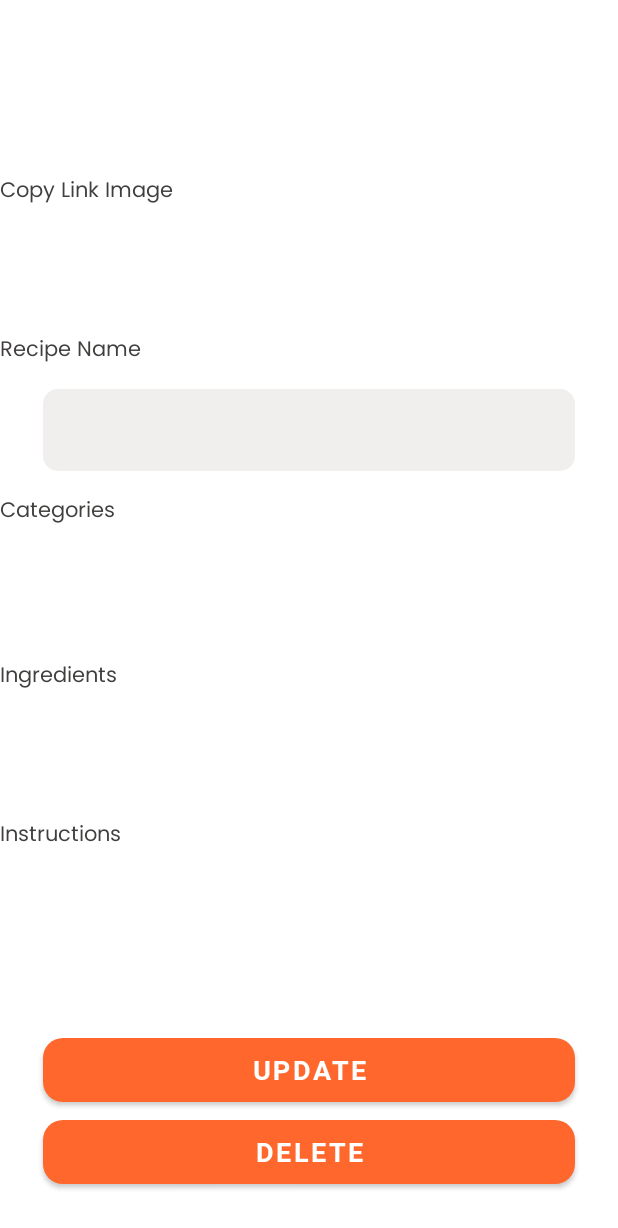
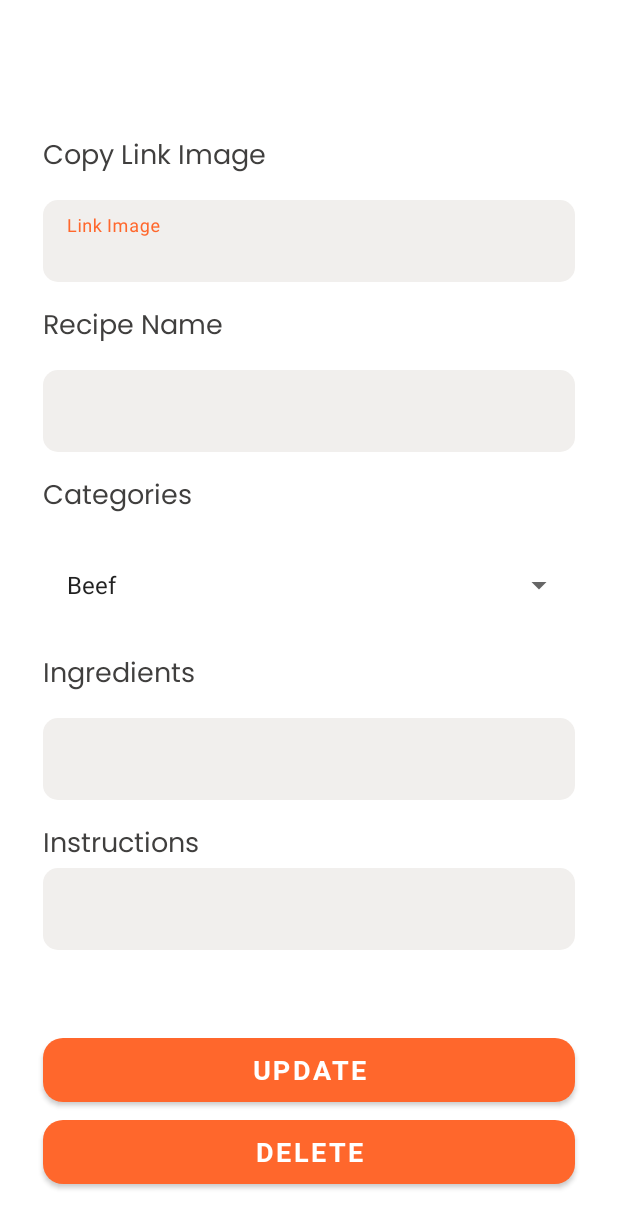
Before and after one commit to hanifalfaqih/food-recipe-app, an Android app: the EditDeleteActivity screen opened directly, with no data from a screen before it, on a phone screen of 412 x 824 dp. Shown: the top 1228 px of the screen. Run offline under Robolectric (Android 15) with nearby library versions, the phone set to English and light mode, and no system bars; our stand-ins replace sdp/ssp sizes; libraries missing offline, so code that uses them is left out: com.aemerse.slider.

Commit message:
[sekar] - merge dari branch hanif

```diff
--- a/app/src/main/java/com/allana/food_recipe_app/ui/update/EditDeleteActivity.kt
+++ b/app/src/main/java/com/allana/food_recipe_app/ui/update/EditDeleteActivity.kt
@@ -3,6 +3,7 @@ package com.allana.food_recipe_app.ui.update
 import android.graphics.Color
 import android.graphics.drawable.ColorDrawable
 import android.os.Bundle
+import android.view.MenuItem
 import androidx.appcompat.app.AppCompatActivity
 import com.aemerse.slider.model.CarouselItem
 import com.allana.food_recipe_app.R
@@ -18,23 +19,13 @@ class EditDeleteActivity : AppCompatActivity() {
         setContentView(binding.root)
 
         initView()
-        initImageViewCarousel()
     }
     private fun initView() {
         supportActionBar?.setDisplayHomeAsUpEnabled(true)
-        supportActionBar?.setBackgroundDrawable(ColorDrawable(Color.TRANSPARENT))
-        supportActionBar?.setHomeAsUpIndicator(R.drawable.ic_back)
     }
 
-    private fun initImageViewCarousel() {
-        val carousel = binding.ivEditDelete
-        carousel.registerLifecycle(lifecycle)
-
-        val list = mutableListOf<CarouselItem>()
-        list.add(CarouselItem(imageDrawable = R.drawable.dummy_iv_edit_delete))
-        list.add(CarouselItem(imageDrawable = R.drawable.dummy_iv_edit_delete))
-        list.add(CarouselItem(imageDrawable = R.drawable.dummy_iv_edit_delete))
-
-        carousel.setData(list)
+    override fun onOptionsItemSelected(item: MenuItem): Boolean {
+        if (item.itemId == android.R.id.home) this.finish()
+        return super.onOptionsItemSelected(item)
     }
 }
--- a/app/src/main/res/layout/activity_edit_delete.xml
+++ b/app/src/main/res/layout/activity_edit_delete.xml
@@ -14,7 +14,10 @@
         <LinearLayout
             android:layout_width="match_parent"
             android:layout_height="wrap_content"
-            android:orientation="vertical">
+            android:orientation="vertical"
+            android:paddingBottom="@dimen/_22sdp"
+            android:layout_marginStart="@dimen/_22sdp"
+            android:layout_marginEnd="@dimen/_22sdp">
 
             <TextView
                 android:id="@+id/tv_recipe_input_link"
@@ -23,31 +26,21 @@
                 android:layout_marginTop="@dimen/_50sdp"
                 android:fontFamily="@font/poppins_regular"
                 android:text="@string/text_copy_link_image"
-                android:textColor="@color/black_font"
-                app:layout_constraintTop_toTopOf="parent"
-                app:layout_constraintStart_toStartOf="@id/til_recipe_input_link" />
+                android:textSize="@dimen/_14ssp"
+                android:textColor="@color/black_font"/>
 
             <com.google.android.material.textfield.TextInputLayout
                 android:id="@+id/til_recipe_input_link"
                 style="@style/TextInputLayoutStyle"
-                android:layout_width="0dp"
-                android:layout_height="wrap_content"
-                android:layout_marginStart="@dimen/_22sdp"
-                android:layout_marginEnd="@dimen/_22sdp"
-                android:layout_marginTop="@dimen/_8sdp"
+                android:layout_marginTop="@dimen/_10sdp"
                 android:hint="@string/text_hint_link_image"
-                app:endIconMode="clear_text"
-                app:layout_constraintEnd_toEndOf="parent"
-                app:layout_constraintStart_toStartOf="parent"
-                app:layout_constraintTop_toBottomOf="@id/tv_recipe_input_link">
-
+                app:endIconMode="clear_text">
                 <com.google.android.material.textfield.TextInputEditText
                     android:id="@+id/et_recipe_input_link"
                     android:layout_width="match_parent"
                     android:layout_height="wrap_content"
                     android:inputType="text"
                     android:maxLines="1" />
-
             </com.google.android.material.textfield.TextInputLayout>
 
             <TextView
@@ -57,16 +50,14 @@
                 android:layout_marginTop="@dimen/_12sdp"
                 android:fontFamily="@font/poppins_regular"
                 android:text="@string/text_hint_recipe_name"
-                android:textColor="@color/black_font"
-                app:layout_constraintTop_toBottomOf="@id/til_recipe_input_link"
-                app:layout_constraintStart_toStartOf="@id/til_recipe_name" />
+                android:textSize="@dimen/_14ssp"
+                android:textColor="@color/black_font" />
 
             <com.google.android.material.textfield.TextInputLayout
                 android:id="@+id/til_recipe_name"
                 style="@style/TextInputLayoutStyle"
                 android:layout_marginTop="@dimen/_10sdp"
                 app:endIconMode="clear_text">
-
                 <com.google.android.material.textfield.TextInputEditText
                     android:id="@+id/et_recipe_name"
                     style="@style/TextEditLayoutStyle"
@@ -81,24 +72,18 @@
                 android:layout_marginTop="@dimen/_12sdp"
                 android:fontFamily="@font/poppins_regular"
                 android:text="@string/text_recipe_categories"
-                android:textColor="@color/black_font"
-                app:layout_constraintTop_toBottomOf="@id/til_recipe_name"
-                app:layout_constraintStart_toStartOf="@id/spinner_categories" />
+                android:textSize="@dimen/_14ssp"
+                android:textColor="@color/black_font"/>
 
             <Spinner
                 android:id="@+id/spinner_categories"
-                android:layout_width="0dp"
+                android:layout_width="match_parent"
                 android:layout_height="60dp"
                 style="@style/SpinnerStyle"
                 android:entries="@array/categories"
-                android:layout_marginTop="@dimen/_8sdp"
-                android:layout_marginStart="@dimen/_22sdp"
-                android:layout_marginEnd="@dimen/_22sdp"
+                android:layout_marginTop="@dimen/_10sdp"
                 android:paddingStart="8dp"
-                android:paddingEnd="8dp"
-                app:layout_constraintEnd_toEndOf="parent"
-                app:layout_constraintStart_toStartOf="parent"
-                app:layout_constraintTop_toBottomOf="@id/tv_recipe_categories" />
+                android:paddingEnd="8dp"/>
 
             <TextView
                 android:id="@+id/tv_recipe_ingredients"
@@ -107,30 +92,19 @@
                 android:layout_marginTop="@dimen/_12sdp"
                 android:fontFamily="@font/poppins_regular"
                 android:text="@string/text_hint_recipe_ingredients"
-                android:textColor="@color/black_font"
-                app:layout_constraintTop_toBottomOf="@id/spinner_categories"
-                app:layout_constraintStart_toStartOf="@id/til_recipe_ingredients" />
+                android:textSize="@dimen/_14ssp"
+                android:textColor="@color/black_font" />
 
             <com.google.android.material.textfield.TextInputLayout
                 android:id="@+id/til_recipe_ingredients"
                 style="@style/TextInputLayoutStyle"
-                android:layout_width="0dp"
-                android:layout_height="wrap_content"
-                android:layout_marginStart="@dimen/_22sdp"
-                android:layout_marginEnd="@dimen/_22sdp"
-                android:layout_marginTop="@dimen/_8sdp"
-                android:hint="@string/text_ingredients"
-                app:endIconMode="clear_text"
-                app:layout_constraintEnd_toEndOf="parent"
-                app:layout_constraintStart_toStartOf="parent"
-                app:layout_constraintTop_toBottomOf="@+id/tv_recipe_ingredients">
-
+                android:layout_marginTop="@dimen/_10sdp"
+                app:endIconMode="clear_text">
                 <com.google.android.material.textfield.TextInputEditText
                     android:id="@+id/et_recipe_ingredients"
                     android:layout_width="match_parent"
-                    android:layout_height="match_parent"
+                    android:layout_height="wrap_content"
                     android:inputType="textMultiLine" />
-
             </com.google.android.material.textfield.TextInputLayout>
 
             <TextView
@@ -141,29 +115,17 @@
                 android:fontFamily="@font/poppins_regular"
                 android:text="@string/text_recipe_instructions"
                 android:textColor="@color/black_font"
-                app:layout_constraintTop_toBottomOf="@id/til_recipe_ingredients"
-                app:layout_constraintStart_toStartOf="@id/til_recipe_instruction" />
+                android:textSize="@dimen/_14ssp"/>
 
             <com.google.android.material.textfield.TextInputLayout
                 android:id="@+id/til_recipe_instruction"
                 style="@style/TextInputLayoutStyle"
-                android:layout_width="0dp"
-                android:layout_height="wrap_content"
-                android:layout_marginStart="@dimen/_22sdp"
-                android:layout_marginEnd="@dimen/_22sdp"
-                android:layout_marginTop="@dimen/_8sdp"
-                android:hint="@string/text_instructions"
-                app:endIconMode="clear_text"
-                app:layout_constraintEnd_toEndOf="parent"
-                app:layout_constraintStart_toStartOf="parent"
-                app:layout_constraintTop_toBottomOf="@+id/tv_recipe_instructions">
-
+                app:endIconMode="clear_text">
                 <com.google.android.material.textfield.TextInputEditText
                     android:id="@+id/et_recipe_instructions"
                     android:layout_width="match_parent"
-                    android:layout_height="match_parent"
+                    android:layout_height="wrap_content"
                     android:inputType="textMultiLine" />
-
             </com.google.android.material.textfield.TextInputLayout>
 
         </LinearLayout>
--- a/app/src/main/res/values/styles.xml
+++ b/app/src/main/res/values/styles.xml
@@ -1,11 +1,10 @@
 <?xml version="1.0" encoding="utf-8"?>
 <resources>
+
     <style name="TextInputLayoutStyle" parent="ThemeOverlay.Material3.TextInputEditText.FilledBox">
         <item name="android:layout_width">match_parent</item>
         <item name="android:layout_height">@dimen/_42sdp</item>
         <item name="android:textColor">@color/black_font</item>
-        <item name="android:layout_marginStart">@dimen/_22sdp</item>
-        <item name="android:layout_marginEnd">@dimen/_22sdp</item>
         <item name="boxBackgroundColor">@color/fillColor</item>
         <item name="boxStrokeWidth">0dp</item>
         <item name="boxStrokeWidthFocused">0dp</item>
@@ -14,6 +13,7 @@
         <item name="boxCornerRadiusTopEnd">10dp</item>
         <item name="boxCornerRadiusTopStart">10dp</item>
     </style>
+
     <style name="TextInputMultiStyle" parent="ThemeOverlay.Material3.TextInputEditText.FilledBox">
         <item name="android:layout_width">match_parent</item>
         <item name="android:layout_height">wrap_content</item>
@@ -28,19 +28,23 @@
         <item name="boxCornerRadiusTopEnd">10dp</item>
         <item name="boxCornerRadiusTopStart">10dp</item>
     </style>
+
     <style name="TextEditLayoutStyle" parent="ThemeOverlay.Material3.TextInputEditText.FilledBox">
         <item name="android:layout_width">match_parent</item>
         <item name="android:layout_height">wrap_content</item>
         <item name="hintEnabled">false</item>
         <item name="android:textColor">@color/black_font</item>
-        <item name="android:gravity">center_vertical</item></style>
-    <style name="TextInputLayoutStyle" parent="Widget.MaterialComponents.TextInputLayout.OutlinedBox">
-        <item name="boxStrokeColor">@drawable/text_input_layout_color_state</item>
-        <item name="android:textColor">@color/black_font</item>
-        <item name="android:textColorHint">@color/text_color_hint</item>
-        <item name="fontFamily">@font/poppins_regular</item>
-        <item name="boxBackgroundColor">@color/bg_text_input_layout</item>
+        <item name="android:gravity">center_vertical</item>
+        <item name="android:textSize">@dimen/_14ssp</item>
     </style>
+
+    <!--    <style name="TextInputLayoutStyle" parent="Widget.MaterialComponents.TextInputLayout.OutlinedBox">-->
+    <!--        <item name="boxStrokeColor">@drawable/text_input_layout_color_state</item>-->
+    <!--        <item name="android:textColor">@color/black_font</item>-->
+    <!--        <item name="android:textColorHint">@color/text_color_hint</item>-->
+    <!--        <item name="fontFamily">@font/poppins_regular</item>-->
+    <!--        <item name="boxBackgroundColor">@color/bg_text_input_layout</item>-->
+    <!--    </style>-->
 
     <style name="SpinnerStyle" parent="Widget.AppCompat.Spinner">
         <item name="android:textColor">@color/black_font</item>
```
